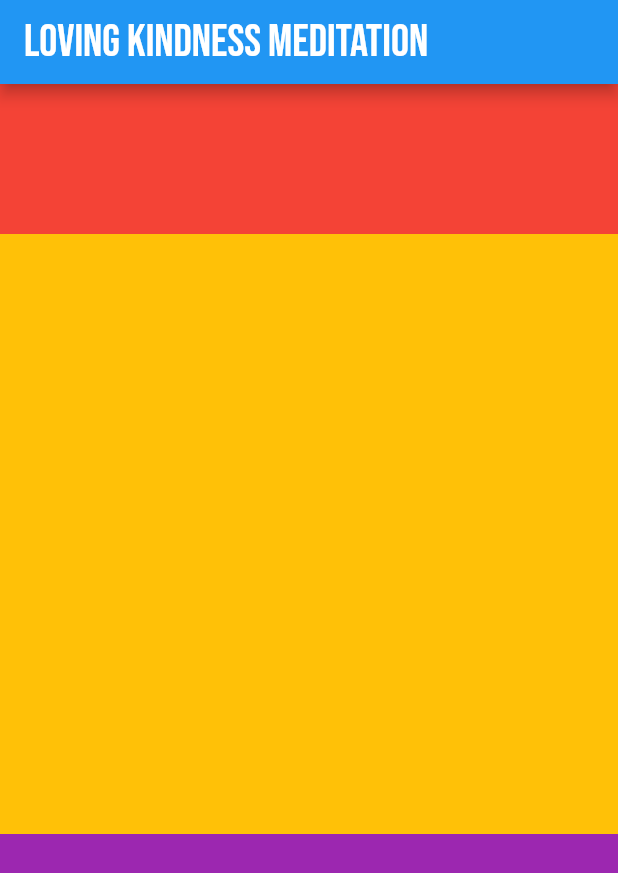
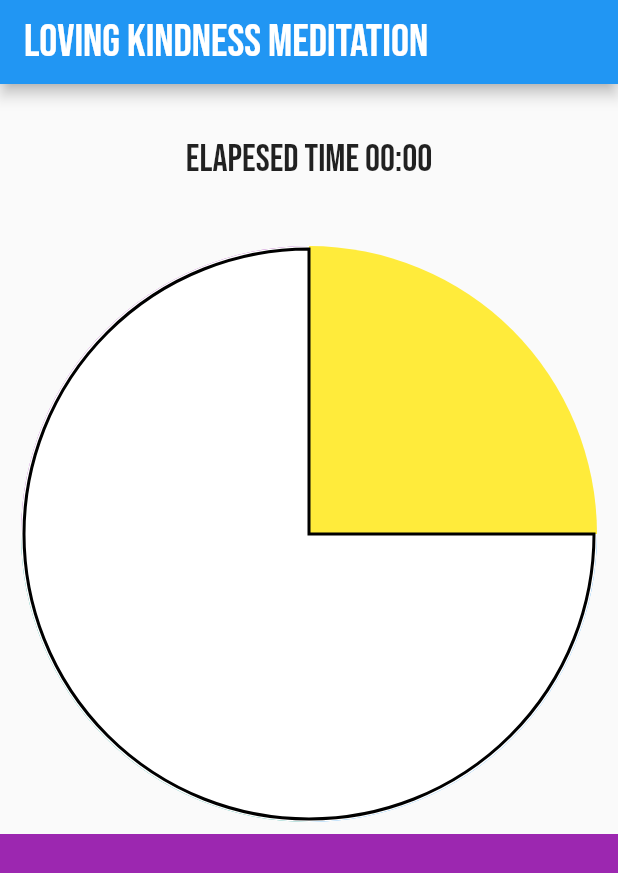
Before and after one commit to mfeckie/loving_kindness_meditation, a Flutter app: the screen it shows after launch, on a phone screen of 412 x 824 dp. Shown: the top 873 px of the screen. Run offline on Flutter 3.47's test engine with Material 2 defaults, Android fonts, the phone set to English and light mode, and no system bars.

Commit message:
Add countdown over 15 minutes

```diff
--- a/lib/main.dart
+++ b/lib/main.dart
@@ -1,4 +1,9 @@
+import 'dart:math';
+import 'package:quiver/async.dart';
 import 'package:flutter/material.dart';
+import 'package:loving_kindness_meditation/widgets/clock_background.dart';
+import 'package:loving_kindness_meditation/widgets/clock_window.dart';
+import 'package:loving_kindness_meditation/widgets/clock_window_frame.dart';
 
 void main() => runApp(MyApp());
 
@@ -7,35 +12,93 @@ class MyApp extends StatelessWidget {
   Widget build(BuildContext context) {
     return MaterialApp(
         title: 'Loving Kindness Meditation',
-        theme: ThemeData(
-          primarySwatch: Colors.blue,
-          fontFamily: "BebasNeue"
-        ),
+        theme: ThemeData(primarySwatch: Colors.blue, fontFamily: "BebasNeue"),
         home: LovingKindnessMain());
   }
 }
 
-class LovingKindnessMain extends StatelessWidget {
+String padTime(int number) {
+ return number.toString().padLeft(2, "0") ;
+}
+
+class LovingKindnessMain extends StatefulWidget {
+  @override
+  LovingKindnessMainState createState() {
+    return new LovingKindnessMainState();
+  }
+}
+
+class LovingKindnessMainState extends State<LovingKindnessMain> {
+  double angle = 0;
+  dynamic timer;
+  LovingKindnessMainState() {
+    this.timer = CountdownTimer(Duration(minutes: 15), Duration(milliseconds: 100))
+        .listen((CountdownTimer event) {
+      final total = event.elapsed + event.remaining;
+      setState(() {
+        angle = (event.elapsed.inSeconds / total.inSeconds) * ((2 * pi) * 0.75);
+        elapsed = event.elapsed;
+      });
+    });
+  }
+
+  Duration elapsed = Duration(minutes: 0);
+
+  get elapsedFormatted {
+    final minutes = padTime(elapsed.inMinutes % 60);
+    final seconds = padTime(elapsed.inSeconds % 60);
+    return "Elapesed time $minutes:$seconds";
+  }
+
   @override
   Widget build(BuildContext context) {
     return Scaffold(
       appBar: AppBar(
-        title: Text("Loving Kindness Meditation", style: TextStyle(
-          fontSize: 30
-        ),),
+        title: Text(
+          "Loving Kindness Meditation",
+          style: TextStyle(fontSize: 30),
+        ),
       ),
       body: Container(
           child: Column(
         children: <Widget>[
           Container(
-              color: Colors.red,
               width: double.infinity,
               height: 100,
+              child: Center(
+                child: Text(
+                  elapsedFormatted,
+                  style: TextStyle(
+                    fontSize: 25
                   ),
+                  ),
+              )),
           Container(
-              color: Colors.amber,
+            padding: EdgeInsets.all(8.0),
             width: double.infinity,
             height: 400,
+            child: Stack(
+              fit: StackFit.expand,
+              children: [
+                CustomPaint(
+                  painter: ClockBackground(),
+                ),
+                Transform.rotate(
+                  angle: angle,
+                  child: Stack(
+                    fit: StackFit.expand,
+                    children: <Widget>[
+                      CustomPaint(
+                        painter: ClockWindow(),
+                      ),
+                      CustomPaint(
+                        painter: ClockWindowFrame(),
+                      )
+                    ],
+                  ),
+                )
+              ],
+            ),
           ),
           Expanded(
             child: Container(
@@ -43,8 +106,7 @@ class LovingKindnessMain extends StatelessWidget {
             ),
           )
         ],
-        )
-      ),
+      )),
     );
   }
 }
```
Lines whose indentation alone changed are shown as unchanged.
